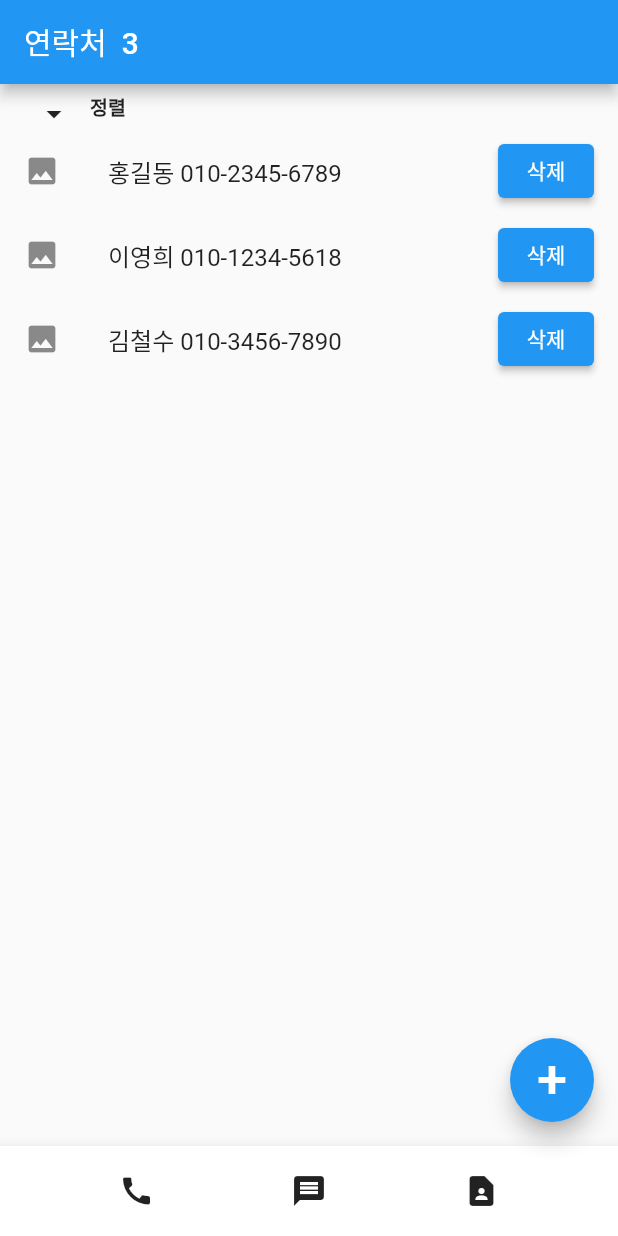
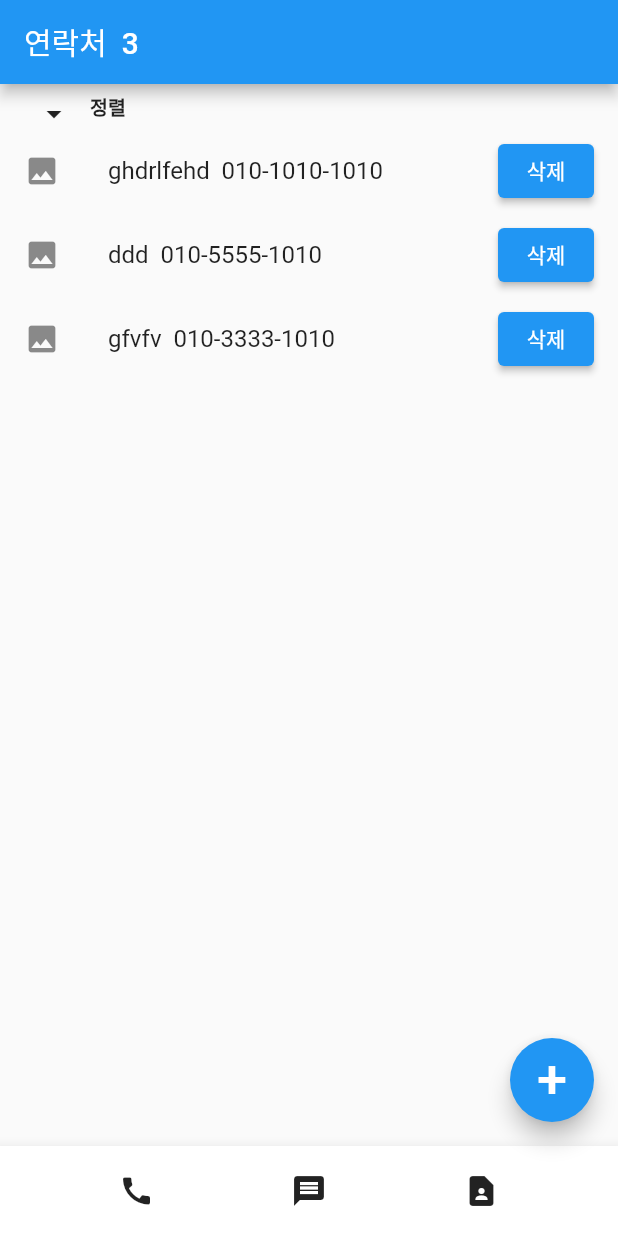
Before and after one commit to this-is-yello/flutter_contact, a Flutter app: the screen it shows after launch, on a phone screen of 412 x 824 dp. Run offline on Flutter 3.47's test engine with Material 2 defaults, Android fonts, the phone set to English and light mode, and no system bars; our stand-ins replace permission_handler.

Commit message:
221115 in Company

```diff
--- a/flutter_contact_1/lib/main.dart
+++ b/flutter_contact_1/lib/main.dart
@@ -32,6 +32,23 @@ class _MyAppState extends State<MyApp> {
   var name = ['홍길동', '이영희', '김철수'];
   var number = ['010-2345-6789', '010-1234-5618', '010-3456-7890'];
   var total = 3;
+
+  var nameNumber = [
+    {
+    'name': 'ghdrlfehd',
+    'number': '010-1010-1010'
+    },
+    {
+    'name': 'ddd',
+    'number': '010-5555-1010'
+    },
+    {
+    'name': 'gfvfv',
+    'number': '010-3333-1010'
+    },
+  ];
+
+
 
   // bool isName = false;
 
@@ -140,7 +157,7 @@ class _MyAppState extends State<MyApp> {
                   itemBuilder: (context, i) {
                     return ListTile(
                       leading: Icon(Icons.photo),
-                      title: Text(name[i] + " " + number[i]),
+                      title: Text("${nameNumber[i]['name']}  ${nameNumber[i]['number']}"),
                       trailing: ElevatedButton(
                         child: Text('삭제'),
                         onPressed: () {
```
